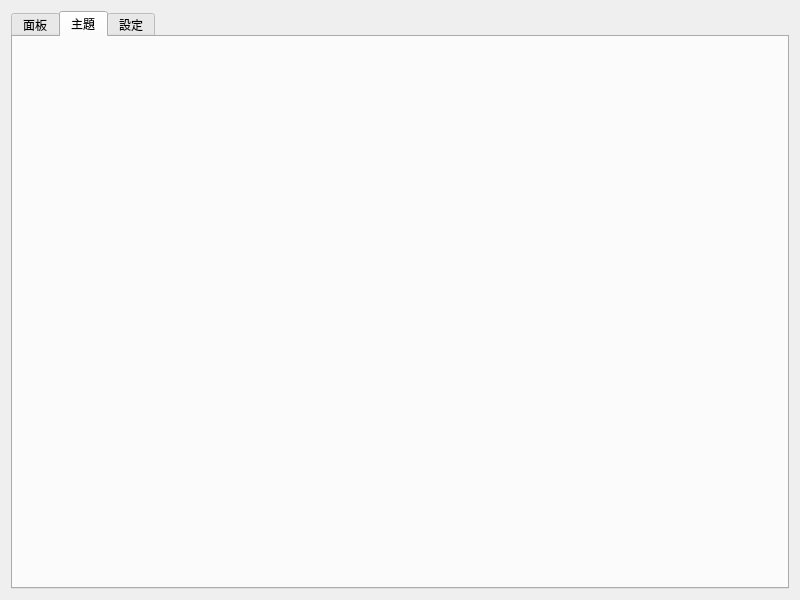
Before: the Qt Designer form controlpanel.ui in hi-ma-san/Qt_11401_1, drawn with Qt 5.
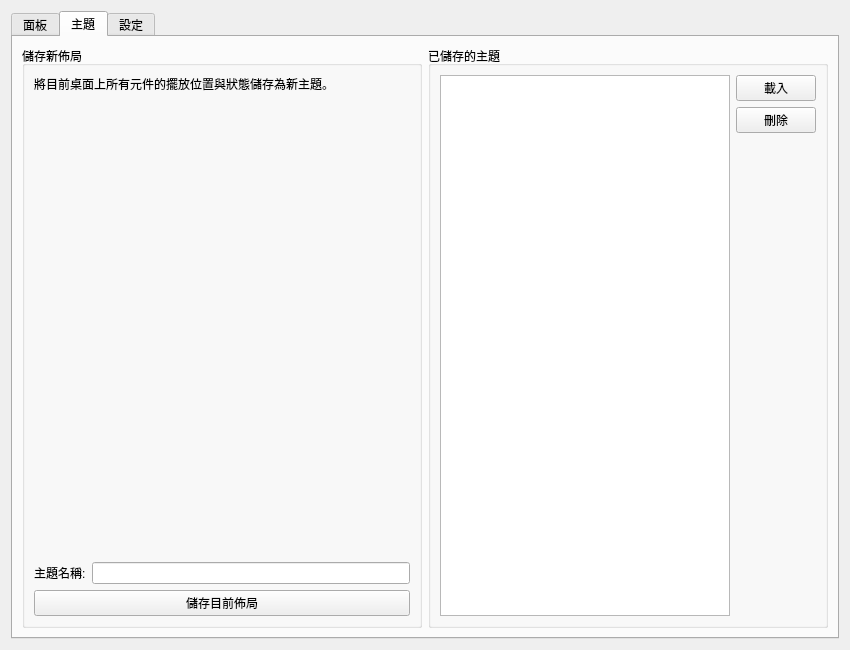
After: the same form once the commit is applied. The open tabs and pages were chosen to show the change.

Commit message: feat: finalize ControlPanel UI and logic with multi-tab support

What changed in the file:
```diff
--- a/controlpanel.ui
+++ b/controlpanel.ui
@@ -6,8 +6,8 @@
    <rect>
     <x>0</x>
     <y>0</y>
-    <width>800</width>
-    <height>600</height>
+    <width>850</width>
+    <height>650</height>
    </rect>
   </property>
   <property name="windowTitle">
@@ -40,6 +40,104 @@
       <attribute name="title">
        <string>主題</string>
       </attribute>
+      <layout class="QHBoxLayout" name="horizontalLayout_theme">
+       <item>
+        <widget class="QGroupBox" name="saveTheme_groupBox">
+         <property name="title">
+          <string>儲存新佈局</string>
+         </property>
+         <layout class="QVBoxLayout" name="verticalLayout_save">
+          <item>
+           <widget class="QLabel" name="themeHint">
+            <property name="text">
+             <string>將目前桌面上所有元件的擺放位置與狀態儲存為新主題。</string>
+            </property>
+            <property name="wordWrap">
+             <bool>true</bool>
+            </property>
+           </widget>
+          </item>
+          <item>
+           <spacer name="vSpacer1">
+            <property name="orientation">
+             <enum>Qt::Orientation::Vertical</enum>
+            </property>
+            <property name="sizeHint" stdset="0">
+             <size>
+              <width>0</width>
+              <height>0</height>
+             </size>
+            </property>
+           </spacer>
+          </item>
+          <item>
+           <layout class="QFormLayout" name="formLayout_theme">
+            <item row="0" column="0">
+             <widget class="QLabel" name="label_tn">
+              <property name="text">
+               <string>主題名稱:</string>
+              </property>
+             </widget>
+            </item>
+            <item row="0" column="1">
+             <widget class="QLineEdit" name="themeName_lineEdit"/>
+            </item>
+           </layout>
+          </item>
+          <item>
+           <widget class="QPushButton" name="saveTheme_button">
+            <property name="text">
+             <string>儲存目前佈局</string>
+            </property>
+           </widget>
+          </item>
+         </layout>
+        </widget>
+       </item>
+       <item>
+        <widget class="QGroupBox" name="manageTheme_groupBox">
+         <property name="title">
+          <string>已儲存的主題</string>
+         </property>
+         <layout class="QHBoxLayout" name="horizontalLayout_manage">
+          <item>
+           <widget class="QListWidget" name="themeList_widget"/>
+          </item>
+          <item>
+           <layout class="QVBoxLayout" name="verticalLayout_themeBtns">
+            <item>
+             <widget class="QPushButton" name="loadTheme_button">
+              <property name="text">
+               <string>載入</string>
+              </property>
+             </widget>
+            </item>
+            <item>
+             <widget class="QPushButton" name="deleteTheme_button">
+              <property name="text">
+               <string>刪除</string>
+              </property>
+             </widget>
+            </item>
+            <item>
+             <spacer name="vSpacer2">
+              <property name="orientation">
+               <enum>Qt::Orientation::Vertical</enum>
+              </property>
+              <property name="sizeHint" stdset="0">
+               <size>
+                <width>0</width>
+                <height>0</height>
+               </size>
+              </property>
+             </spacer>
+            </item>
+           </layout>
+          </item>
+         </layout>
+        </widget>
+       </item>
+      </layout>
      </widget>
      <widget class="QWidget" name="tab_setting">
       <attribute name="title">
```
Left out of the diff: 106 changed lines with no effect on the pictures. The commit also changes 2 other files.
